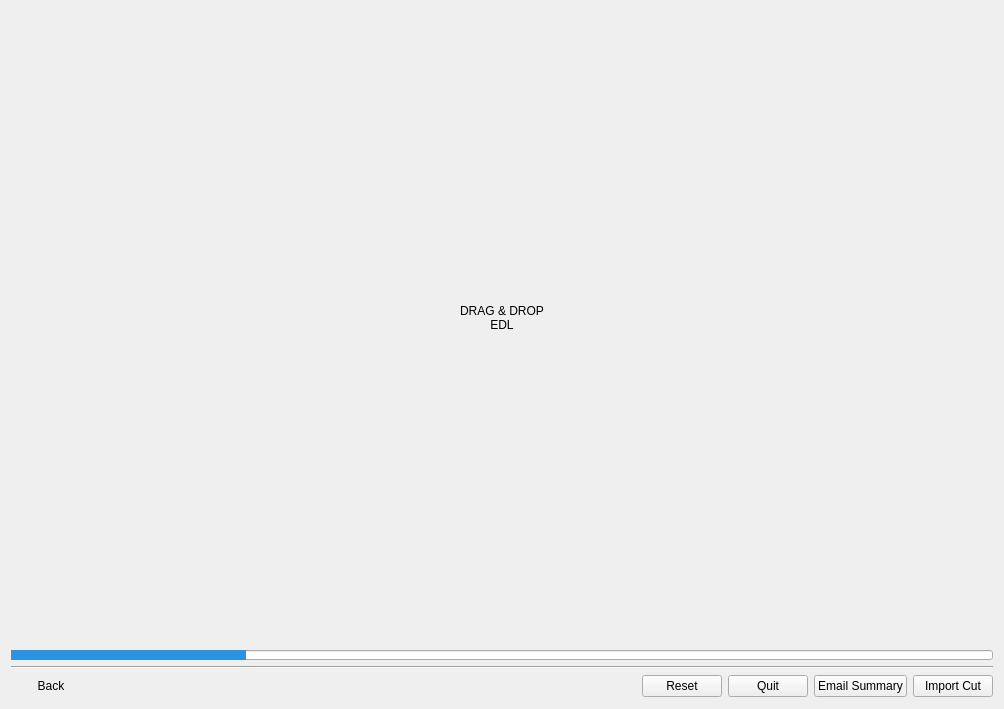
First picture: the form in resources/dialog.ui, repository shotgunsoftware/tk-multi-importcut, before the edit.
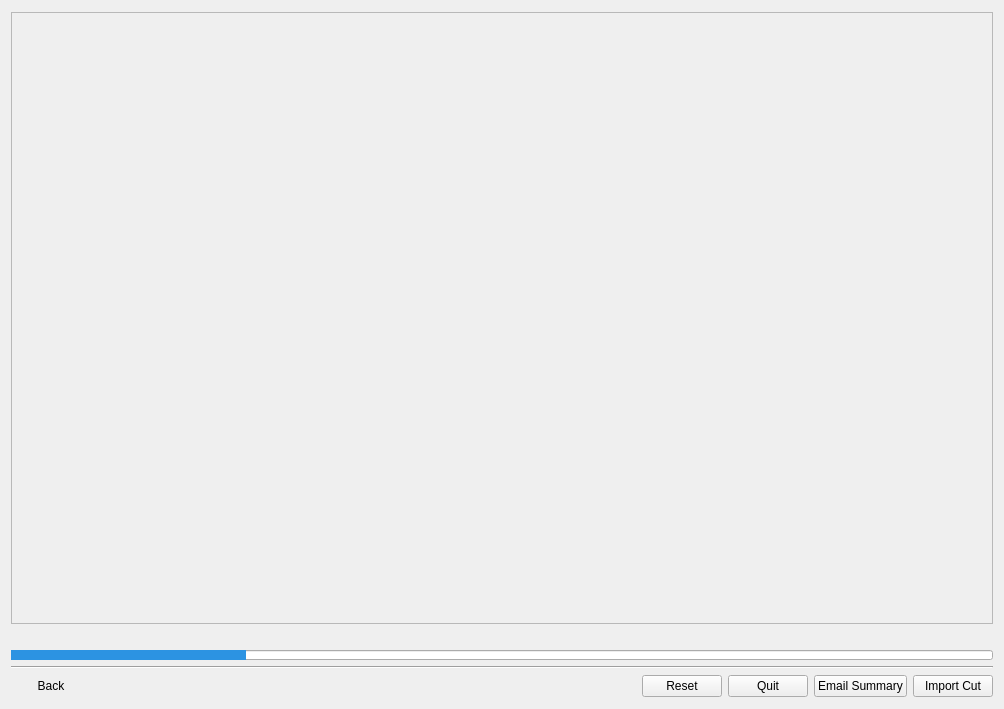
Second picture: the form after the edit. The open tabs and pages were chosen to show the change. Icons and pictures are not drawn. Custom widgets are drawn as their Qt base class.

What changed in the file:
```diff
--- a/resources/dialog.ui
+++ b/resources/dialog.ui
@@ -91,6 +91,51 @@
        </item>
       </layout>
      </widget>
+     <widget class="QWidget" name="cut_list_page">
+      <layout class="QVBoxLayout" name="verticalLayout_6">
+       <property name="spacing">
+        <number>0</number>
+       </property>
+       <property name="margin">
+        <number>0</number>
+       </property>
+       <item>
+        <widget class="QScrollArea" name="scrollArea_3">
+         <property name="widgetResizable">
+          <bool>true</bool>
+         </property>
+         <widget class="QWidget" name="cuts_area">
+          <property name="geometry">
+           <rect>
+            <x>0</x>
+            <y>0</y>
+            <width>978</width>
+            <height>577</height>
+           </rect>
+          </property>
+          <layout class="QGridLayout" name="cuts_grid">
+           <property name="margin">
+            <number>0</number>
+           </property>
+           <item row="0" column="0">
+            <spacer name="verticalSpacer_5">
+             <property name="orientation">
+              <enum>Qt::Vertical</enum>
+             </property>
+             <property name="sizeHint" stdset="0">
+              <size>
+               <width>20</width>
+               <height>574</height>
+              </size>
+             </property>
+            </spacer>
+           </item>
+          </layout>
+         </widget>
+        </widget>
+       </item>
+      </layout>
+     </widget>
      <widget class="QWidget" name="cut_summary_page">
       <layout class="QVBoxLayout" name="verticalLayout_4" stretch="0,0">
        <item>
```
Left out of the diff: 4 changed lines with no effect on the pictures.
